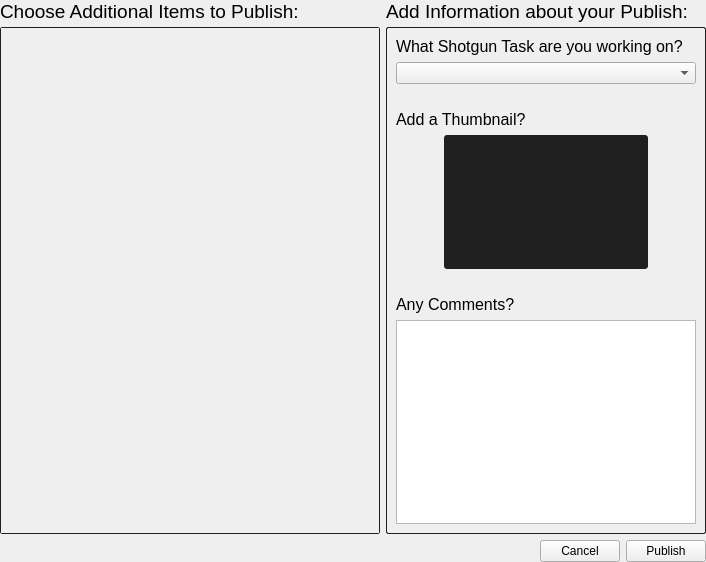
Old version of the form resources/publish_details_form.ui in the repository shotgunsoftware/tk-multi-publish.
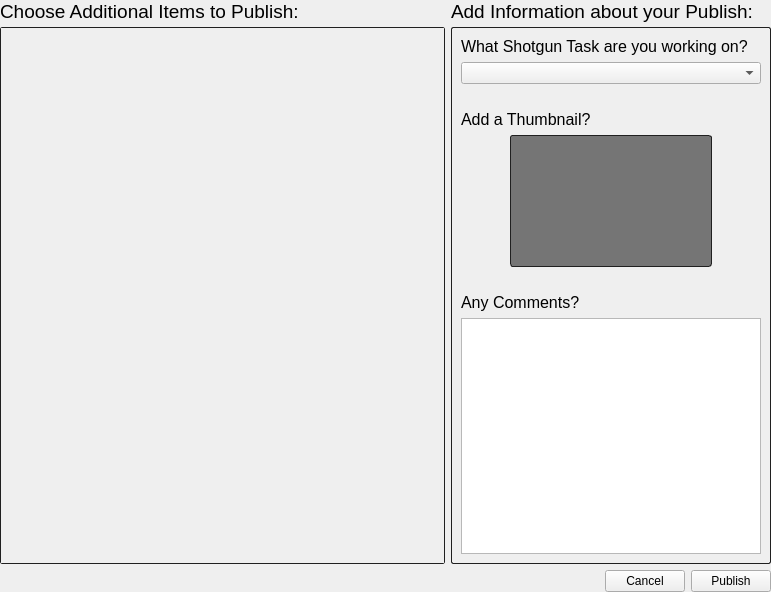
New version of the form. The open tabs and pages were chosen to show the change. Custom widgets are drawn as their Qt base class.

Commit message: Updated thumbnail control to use lighter background.  Now requires widget framework v0.1.10

The edit to the form file:
```diff
--- a/resources/publish_details_form.ui
+++ b/resources/publish_details_form.ui
@@ -6,8 +6,8 @@
    <rect>
     <x>0</x>
     <y>0</y>
-    <width>706</width>
-    <height>562</height>
+    <width>771</width>
+    <height>592</height>
    </rect>
   </property>
   <property name="windowTitle">
@@ -70,8 +70,8 @@
                <rect>
                 <x>0</x>
                 <y>0</y>
-                <width>241</width>
-                <height>426</height>
+                <width>98</width>
+                <height>28</height>
                </rect>
               </property>
              </widget>
@@ -330,9 +330,11 @@
              <widget class="QFrame" name="thumbnail_frame">
               <property name="styleSheet">
                <string notr="true">#thumbnail_frame {
-border-style: Solid;
+border-style: solid;
+border-color: rgb(32,32,32);
+border-width: 1px;
 border-radius: 3px;
-background: rgb(32,32,32);
+background: rgb(117,117,117);
 }</string>
               </property>
               <property name="frameShape">
@@ -343,7 +345,7 @@
               </property>
               <layout class="QHBoxLayout" name="horizontalLayout_3">
                <property name="margin">
-                <number>2</number>
+                <number>0</number>
                </property>
                <item>
                 <widget class="ThumbnailWidget" name="thumbnail_widget" native="true">
```
The commit also changes 2 other files.
